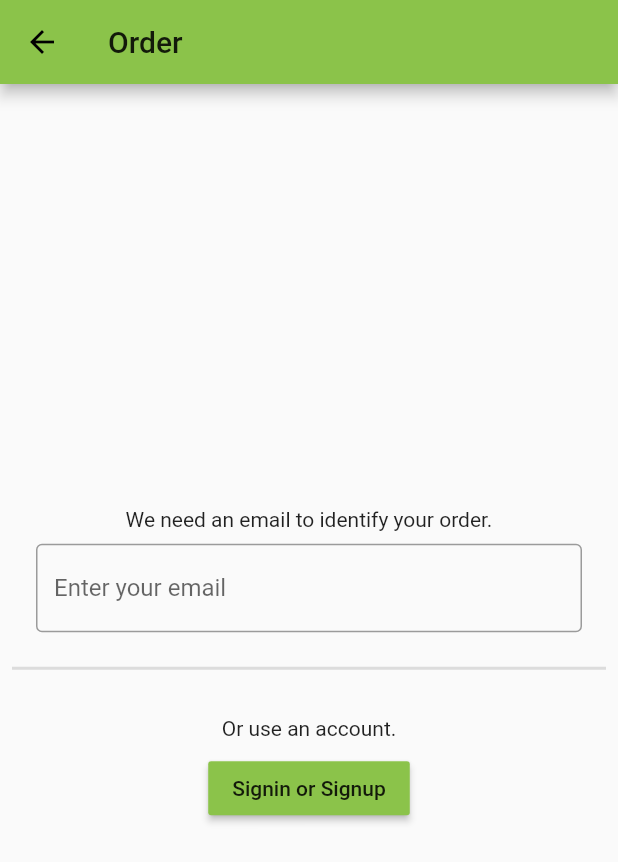
After one commit to GrandSchtroumpf/veggie-market-flutter, a Flutter app: the OrderValidation screen opened directly, on a phone screen of 412 x 824 dp. The commit adds this screen. Shown: the top 862 px of the screen. Run offline on Flutter 3.47's test engine with Material 2 defaults, Android fonts, the phone set to English and light mode, and no system bars; our stand-ins replace badges, cloud_firestore, firebase_auth, firebase_core, firebase_storage, flutter_svg and 3 more; accounts and stored records are empty.

```diff
--- a/lib/dashboard/order.dart
+++ b/lib/dashboard/order.dart
@@ -32,7 +32,9 @@ class SellerOrderList extends StatelessWidget {
                   backgroundImage: NetworkImage(product.image),
                 ),
                 title: Text(product.name),
-                subtitle: Text('${item.amount} * ${item.price}€'),
+                subtitle: Text(
+                  '${item.amount}${product.unit} * ${item.productPrice}€',
+                ),
                 trailing: Text('${item.price}€'),
               );
             },
--- /dev/null
+++ b/lib/market/order-validation.dart
@@ -0,0 +1,66 @@
+import 'package:flutter/material.dart';
+import '../auth/login.dart';
+
+class OrderValidation extends StatelessWidget {
+  @override
+  Widget build(BuildContext context) {
+    String email;
+    return Scaffold(
+      appBar: AppBar(title: Text('Order')),
+      body: Padding(
+        padding: const EdgeInsets.all(8.0),
+        child: Column(
+          mainAxisAlignment: MainAxisAlignment.center,
+          crossAxisAlignment: CrossAxisAlignment.center,
+          children: [
+            Container(
+              margin: const EdgeInsets.all(16.0),
+              child: Column(
+                children: [
+                  Padding(
+                    padding: const EdgeInsets.all(8.0),
+                    child: Text('We need an email to identify your order.'),
+                  ),
+                  TextFormField(
+                    keyboardType: TextInputType.emailAddress,
+                    onChanged: (String value) => email = value,
+                    decoration: InputDecoration(
+                      labelText: 'Enter your email',
+                      hintText: 'email used to retrieve your order.',
+                      border: new OutlineInputBorder(),
+                    ),
+                  ),
+                ],
+              ),
+            ),
+            Divider(thickness: 2.0),
+            Container(
+              margin: const EdgeInsets.all(16.0),
+              child: Column(
+                children: [
+                  Padding(
+                    padding: const EdgeInsets.all(8.0),
+                    child: Text('Or use an account.'),
+                  ),
+                  RaisedButton(
+                    color: Theme.of(context).accentColor,
+                    onPressed: () async {
+                      email = await showDialog(
+                        context: context,
+                        builder: (context) => Login(),
+                      );
+                      if (email != null) {
+                        Navigator.pop(context, email);
+                      }
+                    },
+                    child: Text('Signin or Signup'),
+                  ),
+                ],
+              ),
+            )
+          ],
+        ),
+      ),
+    );
+  }
+}
--- a/lib/order/bucket.dart
+++ b/lib/order/bucket.dart
@@ -2,7 +2,7 @@ import 'dart:async';
 
 import 'package:firebase_auth/firebase_auth.dart';
 import 'package:flutter/material.dart';
-import '../market/order.dart';
+import '../market/order-validation.dart';
 import '../product/model.dart';
 
 class Bucket {
@@ -49,7 +49,7 @@ class Bucket {
     } else {
       return showDialog(
         context: context,
-        builder: (context) => OrderPage(),
+        builder: (context) => OrderValidation(),
       );
     }
   }
--- a/lib/order/service.dart
+++ b/lib/order/service.dart
@@ -12,7 +12,7 @@ class OrderService extends SubAuthCollectionService<Order> {
           name: 'orders',
         );
 
-  Stream<List<Order>> queryByEmail(String email) {
+  Stream<List<Order>> queryByEmail() {
     return auth.onAuthStateChanged
         .where((user) => user != null)
         .map((user) => user.email)
```
Also changed, not shown: lib/market/order.dart (+36 -58 lines).
